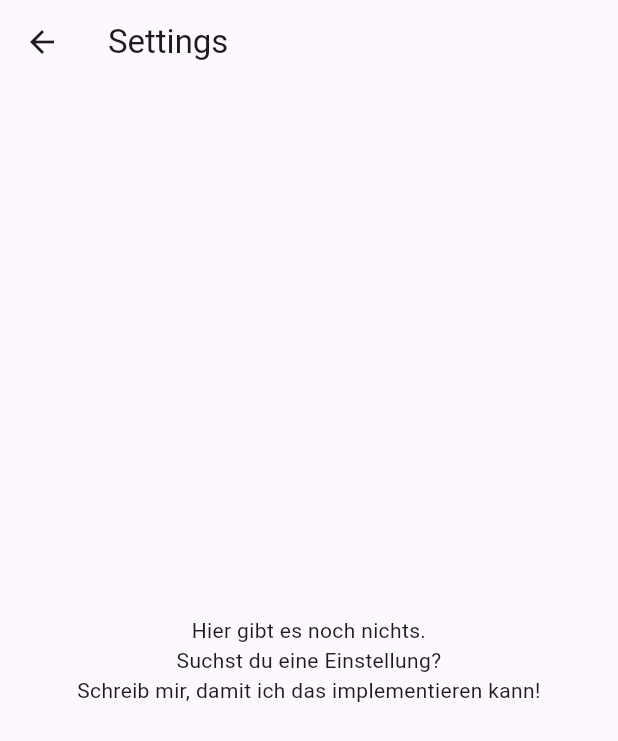
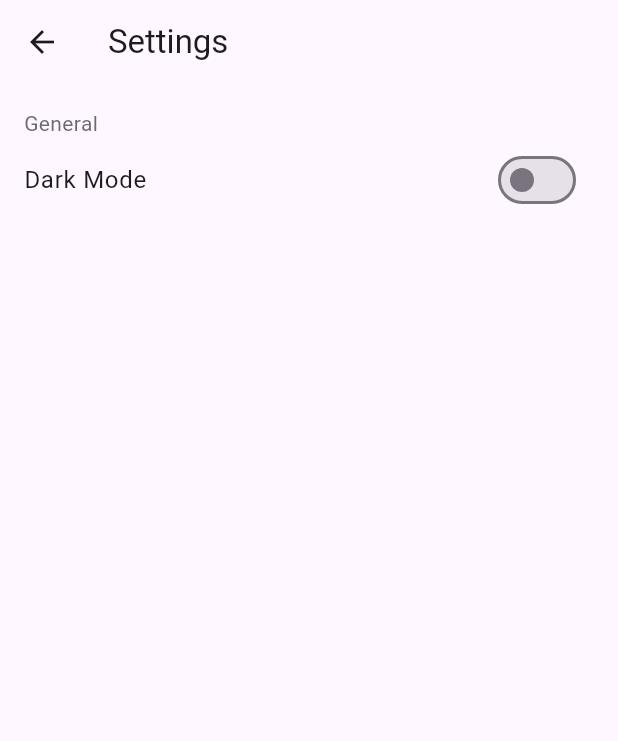
Before and after one commit to Lasslos/your_schedule, a Flutter app: the SettingsScreen screen opened directly, on a phone screen of 412 x 824 dp. Shown: the top 741 px of the screen. Run offline on Flutter 3.47's test engine with Material 2 defaults, Android fonts, the phone set to English and light mode, and no system bars; our stand-ins replace flutter_riverpod, flutter_secure_storage, google_fonts, logger, shared_preferences; accounts and stored records are empty.

Commit message:
Added dark mode settings

```diff
--- a/lib/main.dart
+++ b/lib/main.dart
@@ -2,21 +2,44 @@ import 'package:flutter/material.dart';
 import 'package:flutter_riverpod/flutter_riverpod.dart';
 import 'package:intl/date_symbol_data_local.dart';
 import 'package:intl/intl.dart';
+import 'package:shared_preferences/shared_preferences.dart';
+import 'package:your_schedule/settings/theme/theme_provider.dart';
 import 'package:your_schedule/ui/screens/loading_screen/loading_screen.dart';
 
-void main() {
+void main() async {
   Intl.defaultLocale = 'de';
   initializeDateFormatting('de_DE', null);
-  runApp(const ProviderScope(child: MyApp()));
+  WidgetsFlutterBinding.ensureInitialized();
+  var prefs = await SharedPreferences.getInstance();
+  var darkMode = prefs.getBool('darkMode');
+  var theme = darkMode == true
+      ? ThemeMode.dark
+      : darkMode != null
+          ? ThemeMode.light
+          : null;
+  runApp(ProviderScope(child: MyApp(initialThemeMode: theme)));
 }
 
-class MyApp extends StatelessWidget {
-  const MyApp({Key? key}) : super(key: key);
+class MyApp extends ConsumerStatefulWidget {
+  final ThemeMode? initialThemeMode;
 
+  const MyApp({required this.initialThemeMode, Key? key}) : super(key: key);
+
+  @override
+  ConsumerState<MyApp> createState() => _MyAppState();
+}
+
+class _MyAppState extends ConsumerState<MyApp> {
   ///TODO: Caching if no internet connection
+  @override
+  void initState() {
+    super.initState();
+    ref.read(themeProvider.notifier).setTheme(widget.initialThemeMode);
+  }
 
   @override
   Widget build(BuildContext context) {
+    var theme = ref.watch(themeProvider);
     return MaterialApp(
       title: 'Stundenplan',
       home: const LoadingScreen(),
@@ -30,7 +53,7 @@ class MyApp extends StatelessWidget {
         brightness: Brightness.dark,
         useMaterial3: true,
       ),
-      themeMode: ThemeMode.system,
+      themeMode: theme ?? ThemeMode.system,
     );
   }
 }
--- /dev/null
+++ b/lib/settings/theme/theme_provider.dart
@@ -0,0 +1,23 @@
+import 'package:flutter/material.dart';
+import 'package:flutter_riverpod/flutter_riverpod.dart';
+import 'package:shared_preferences/shared_preferences.dart';
+
+StateNotifierProvider<ThemeProvider, ThemeMode?> themeProvider =
+    StateNotifierProvider<ThemeProvider, ThemeMode?>((ref) => ThemeProvider());
+
+class ThemeProvider extends StateNotifier<ThemeMode?> {
+  ThemeProvider() : super(null);
+
+  void setTheme(ThemeMode? theme) {
+    state = theme;
+    if (theme != null) {
+      SharedPreferences.getInstance().then((prefs) {
+        prefs.setBool('darkMode', theme == ThemeMode.dark);
+      });
+    } else {
+      SharedPreferences.getInstance().then((prefs) {
+        prefs.remove('darkMode');
+      });
+    }
+  }
+}
--- a/lib/ui/screens/settings_screen/settings_screen.dart
+++ b/lib/ui/screens/settings_screen/settings_screen.dart
@@ -1,18 +1,40 @@
 import 'package:flutter/material.dart';
+import 'package:flutter_riverpod/flutter_riverpod.dart';
+import 'package:your_schedule/settings/theme/theme_provider.dart';
 
-class SettingsScreen extends StatelessWidget {
+class SettingsScreen extends ConsumerWidget {
   const SettingsScreen({Key? key}) : super(key: key);
 
   @override
-  Widget build(BuildContext context) => Scaffold(
+  Widget build(BuildContext context, WidgetRef ref) => Scaffold(
         appBar: AppBar(
           title: const Text("Settings"),
         ),
-        body: const Center(
-          child: Text(
-            "Hier gibt es noch nichts.\nSuchst du eine Einstellung?\nSchreib mir, damit ich das implementieren kann!",
-            textAlign: TextAlign.center,
-          ),
+        body: ListView(
+          children: [
+            Padding(
+              padding:
+                  const EdgeInsets.only(top: 16.0, left: 16.0, right: 16.0),
+              child: Text(
+                "General",
+                style: Theme.of(context).textTheme.bodyMedium?.copyWith(
+                      color: Theme.of(context)
+                          .colorScheme
+                          .onSurfaceVariant
+                          .withOpacity(0.8),
+                    ),
+              ),
+            ),
+            SwitchListTile(
+              title: const Text("Dark Mode"),
+              value: Theme.of(context).brightness == Brightness.dark,
+              onChanged: (bool value) {
+                ref.read(themeProvider.notifier).setTheme(
+                      value ? ThemeMode.dark : ThemeMode.light,
+                    );
+              },
+            ),
+          ],
         ),
       );
 }
--- a/pubspec.yaml
+++ b/pubspec.yaml
@@ -1,7 +1,7 @@
 name: your_schedule
 description: Filter your Untis Schedule by classes you have chosen.
 
-version: 1.1.3
+version: 1.2.0
 
 environment:
   sdk: ">=2.18.4 <3.0.0"
```
Also changed, not shown: 2 other files.
